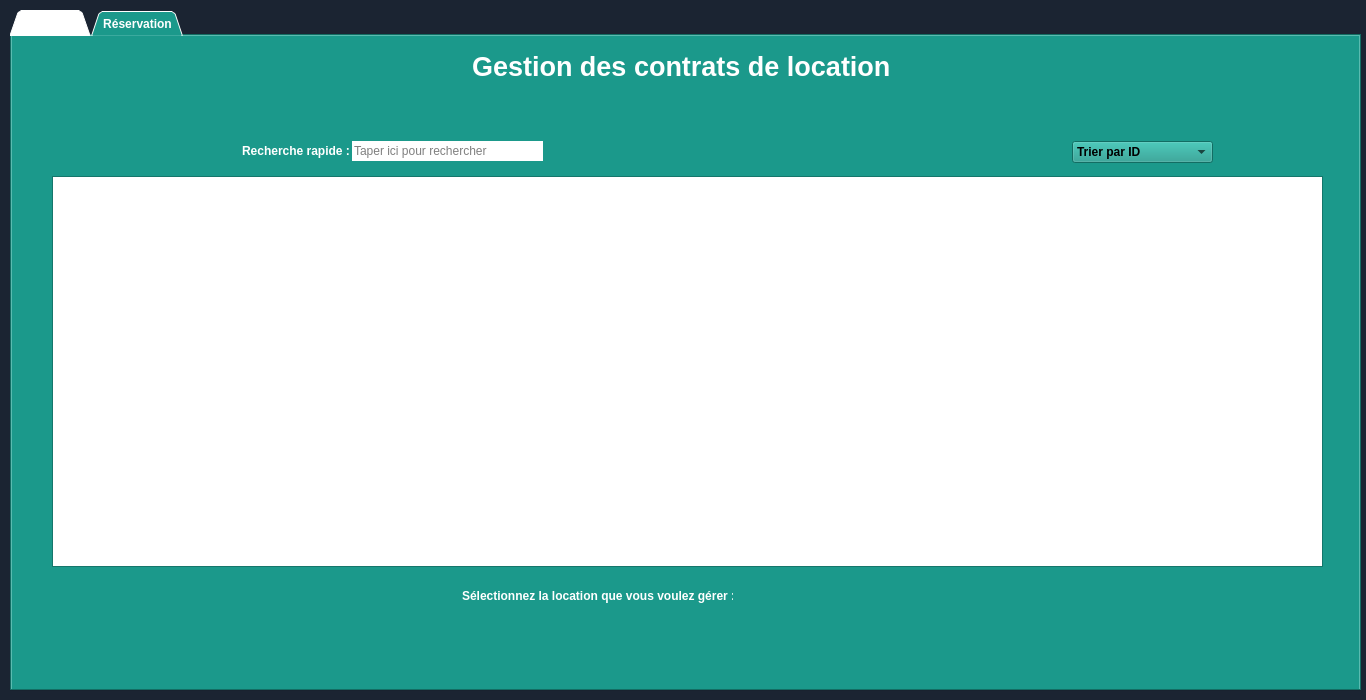
Above: Molka/dialog.ui from HasseneING/Perfaction before the change. Below: the same form after it.
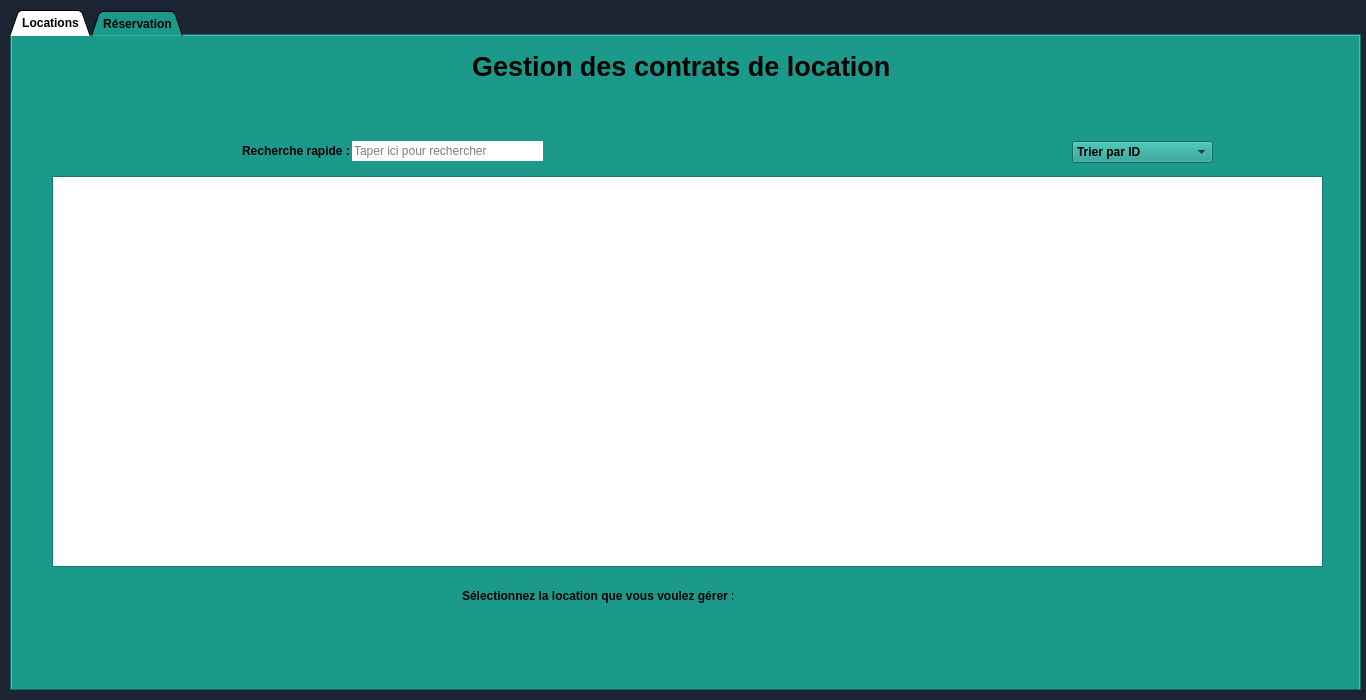
That is the form after the change. The open tabs and pages were chosen to show the change. Icons and pictures are not drawn.

What changed in the file:
```diff
--- a/Molka/dialog.ui
+++ b/Molka/dialog.ui
@@ -470,9 +470,9 @@
       <colorrole role="WindowText">
        <brush brushstyle="SolidPattern">
         <color alpha="255">
-         <red>255</red>
-         <green>255</green>
-         <blue>255</blue>
+         <red>0</red>
+         <green>0</green>
+         <blue>0</blue>
         </color>
        </brush>
       </colorrole>
@@ -533,18 +533,18 @@
       <colorrole role="BrightText">
        <brush brushstyle="SolidPattern">
         <color alpha="255">
-         <red>255</red>
-         <green>255</green>
-         <blue>255</blue>
+         <red>0</red>
+         <green>0</green>
+         <blue>0</blue>
         </color>
        </brush>
       </colorrole>
       <colorrole role="ButtonText">
        <brush brushstyle="SolidPattern">
         <color alpha="255">
-         <red>255</red>
-         <green>255</green>
-         <blue>255</blue>
+         <red>0</red>
+         <green>0</green>
+         <blue>0</blue>
         </color>
        </brush>
       </colorrole>
@@ -575,6 +575,15 @@
         </color>
        </brush>
       </colorrole>
+      <colorrole role="HighlightedText">
+       <brush brushstyle="SolidPattern">
+        <color alpha="255">
+         <red>255</red>
+         <green>255</green>
+         <blue>255</blue>
+        </color>
+       </brush>
+      </colorrole>
       <colorrole role="AlternateBase">
        <brush brushstyle="SolidPattern">
         <color alpha="255">
@@ -616,9 +625,9 @@
       <colorrole role="WindowText">
        <brush brushstyle="SolidPattern">
         <color alpha="255">
-         <red>255</red>
-         <green>255</green>
-         <blue>255</blue>
+         <red>0</red>
+         <green>0</green>
+         <blue>0</blue>
         </color>
        </brush>
       </colorrole>
@@ -679,18 +688,18 @@
       <colorrole role="BrightText">
        <brush brushstyle="SolidPattern">
         <color alpha="255">
-         <red>255</red>
-         <green>255</green>
-         <blue>255</blue>
+         <red>0</red>
+         <green>0</green>
+         <blue>0</blue>
         </color>
        </brush>
       </colorrole>
       <colorrole role="ButtonText">
        <brush brushstyle="SolidPattern">
         <color alpha="255">
-         <red>255</red>
-         <green>255</green>
-         <blue>255</blue>
+         <red>0</red>
+         <green>0</green>
+         <blue>0</blue>
         </color>
        </brush>
       </colorrole>
@@ -721,6 +730,15 @@
         </color>
        </brush>
       </colorrole>
+      <colorrole role="HighlightedText">
+       <brush brushstyle="SolidPattern">
+        <color alpha="255">
+         <red>255</red>
+         <green>255</green>
+         <blue>255</blue>
+        </color>
+       </brush>
+      </colorrole>
       <colorrole role="AlternateBase">
        <brush brushstyle="SolidPattern">
         <color alpha="255">
@@ -825,9 +843,9 @@
       <colorrole role="BrightText">
        <brush brushstyle="SolidPattern">
         <color alpha="255">
-         <red>255</red>
-         <green>255</green>
-         <blue>255</blue>
+         <red>0</red>
+         <green>0</green>
+         <blue>0</blue>
         </color>
        </brush>
       </colorrole>
@@ -867,6 +885,15 @@
         </color>
        </brush>
       </colorrole>
+      <colorrole role="HighlightedText">
+       <brush brushstyle="SolidPattern">
+        <color alpha="255">
+         <red>255</red>
+         <green>255</green>
+         <blue>255</blue>
+        </color>
+       </brush>
+      </colorrole>
       <colorrole role="AlternateBase">
        <brush brushstyle="SolidPattern">
         <color alpha="255">
@@ -977,9 +1004,9 @@
         <colorrole role="WindowText">
          <brush brushstyle="SolidPattern">
           <color alpha="255">
-           <red>255</red>
-           <green>255</green>
-           <blue>255</blue>
+           <red>0</red>
+           <green>0</green>
+           <blue>0</blue>
           </color>
          </brush>
         </colorrole>
@@ -988,9 +1015,9 @@
         <colorrole role="WindowText">
          <brush brushstyle="SolidPattern">
           <color alpha="255">
-           <red>255</red>
-           <green>255</green>
-           <blue>255</blue>
+           <red>0</red>
+           <green>0</green>
+           <blue>0</blue>
           </color>
          </brush>
         </colorrole>
@@ -1097,9 +1124,9 @@
           <colorrole role="WindowText">
            <brush brushstyle="SolidPattern">
             <color alpha="255">
-             <red>255</red>
-             <green>255</green>
-             <blue>255</blue>
+             <red>0</red>
+             <green>0</green>
+             <blue>0</blue>
             </color>
            </brush>
           </colorrole>
@@ -1108,9 +1135,9 @@
           <colorrole role="WindowText">
            <brush brushstyle="SolidPattern">
             <color alpha="255">
-             <red>255</red>
-             <green>255</green>
-             <blue>255</blue>
+             <red>0</red>
+             <green>0</green>
+             <blue>0</blue>
             </color>
            </brush>
           </colorrole>
```
Left out of the diff: 24 changed lines with no effect on the pictures.
